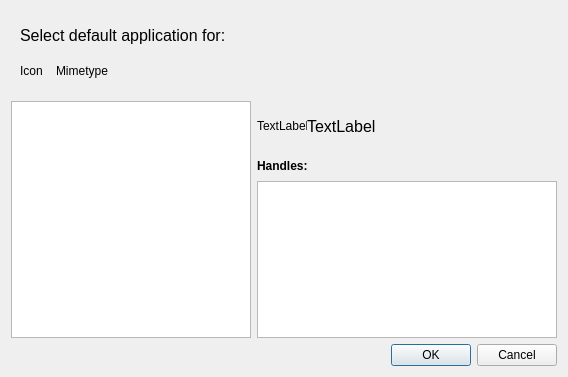
First picture: the form in razor-config-file-associations/applicationchooser.ui, repository lxqt/lxqt-config, before the edit.
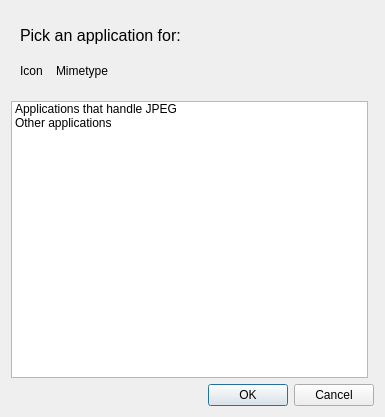
Second picture: the form after the edit.

Commit message: config-file-associations: Changed application listwidget back to treewidget, and dropped \handles\ listwidget

```diff
--- a/razor-config-file-associations/applicationchooser.ui
+++ b/razor-config-file-associations/applicationchooser.ui
@@ -6,8 +6,8 @@
    <rect>
     <x>0</x>
     <y>0</y>
-    <width>564</width>
-    <height>377</height>
+    <width>385</width>
+    <height>417</height>
    </rect>
   </property>
   <property name="windowTitle">
@@ -43,7 +43,7 @@
          </font>
         </property>
         <property name="text">
-         <string>Select default application for:</string>
+         <string>Pick an application for:</string>
         </property>
        </widget>
       </item>
@@ -76,25 +76,6 @@
      </layout>
     </widget>
    </item>
-   <item row="1" column="0">
-    <widget class="QListWidget" name="applicationListWidget">
-     <property name="minimumSize">
-      <size>
-       <width>240</width>
-       <height>230</height>
-      </size>
-     </property>
-     <property name="editTriggers">
-      <set>QAbstractItemView::NoEditTriggers</set>
-     </property>
-     <property name="showDropIndicator" stdset="0">
-      <bool>false</bool>
-     </property>
-     <property name="selectionBehavior">
-      <enum>QAbstractItemView::SelectRows</enum>
-     </property>
-    </widget>
-   </item>
    <item row="2" column="0" colspan="2">
     <widget class="QDialogButtonBox" name="buttonBox">
      <property name="layoutDirection">
@@ -108,100 +89,75 @@
      </property>
     </widget>
    </item>
-   <item row="1" column="1">
-    <widget class="QFrame" name="frame">
-     <property name="sizePolicy">
-      <sizepolicy hsizetype="Fixed" vsizetype="Preferred">
-       <horstretch>0</horstretch>
-       <verstretch>0</verstretch>
-      </sizepolicy>
-     </property>
+   <item row="1" column="0">
+    <widget class="QTreeWidget" name="applicationTreeWidget">
      <property name="minimumSize">
       <size>
-       <width>300</width>
-       <height>0</height>
+       <width>240</width>
+       <height>200</height>
       </size>
      </property>
-     <property name="frameShape">
-      <enum>QFrame::NoFrame</enum>
+     <property name="editTriggers">
+      <set>QAbstractItemView::NoEditTriggers</set>
      </property>
-     <property name="frameShadow">
-      <enum>QFrame::Raised</enum>
+     <property name="showDropIndicator" stdset="0">
+      <bool>false</bool>
      </property>
-     <layout class="QGridLayout" name="gridLayout_3">
-      <property name="margin">
-       <number>0</number>
+     <property name="selectionBehavior">
+      <enum>QAbstractItemView::SelectRows</enum>
+     </property>
+     <property name="rootIsDecorated">
+      <bool>false</bool>
+     </property>
+     <property name="itemsExpandable">
+      <bool>false</bool>
+     </property>
+     <property name="headerHidden">
+      <bool>true</bool>
+     </property>
+     <attribute name="headerVisible">
+      <bool>false</bool>
+     </attribute>
+     <column>
+      <property name="text">
+       <string>1</string>
       </property>
-      <property name="spacing">
-       <number>0</number>
+     </column>
+     <item>
+      <property name="text">
+       <string>Applications that handle JPEG</string>
       </property>
-      <item row="0" column="0">
-       <widget class="QLabel" name="appIconLabel">
-        <property name="sizePolicy">
-         <sizepolicy hsizetype="Fixed" vsizetype="Fixed">
-          <horstretch>0</horstretch>
-          <verstretch>0</verstretch>
-         </sizepolicy>
-        </property>
-        <property name="minimumSize">
-         <size>
-          <width>50</width>
-          <height>50</height>
-         </size>
-        </property>
-        <property name="maximumSize">
-         <size>
-          <width>50</width>
-          <height>50</height>
-         </size>
-        </property>
-        <property name="text">
-         <string>TextLabel</string>
-        </property>
-       </widget>
+      <item>
+       <property name="text">
+        <string/>
+       </property>
       </item>
-      <item row="0" column="1">
-       <widget class="QLabel" name="appNameLabel">
-        <property name="font">
-         <font>
-          <pointsize>12</pointsize>
-         </font>
-        </property>
-        <property name="text">
-         <string>TextLabel</string>
-        </property>
-       </widget>
+      <item>
+       <property name="text">
+        <string>New Subitem</string>
+       </property>
       </item>
-      <item row="2" column="0" colspan="2">
-       <widget class="QListWidget" name="mimetypeListWidget">
-        <property name="minimumSize">
-         <size>
-          <width>270</width>
-          <height>140</height>
-         </size>
-        </property>
-       </widget>
+      <item>
+       <property name="text">
+        <string>New Subitem</string>
+       </property>
       </item>
-      <item row="1" column="0" colspan="2">
-       <widget class="QLabel" name="handlesLabel">
-        <property name="minimumSize">
-         <size>
-          <width>0</width>
-          <height>30</height>
-         </size>
-        </property>
-        <property name="font">
-         <font>
-          <weight>75</weight>
-          <bold>true</bold>
-         </font>
-        </property>
-        <property name="text">
-         <string>Handles:</string>
-        </property>
-       </widget>
+     </item>
+     <item>
+      <property name="text">
+       <string>Other applications</string>
+      </property>
+      <item>
+       <property name="text">
+        <string>New Subitem</string>
+       </property>
       </item>
-     </layout>
+      <item>
+       <property name="text">
+        <string>New Subitem</string>
+       </property>
+      </item>
+     </item>
     </widget>
    </item>
   </layout>
```
The commit also changes 2 other files.
